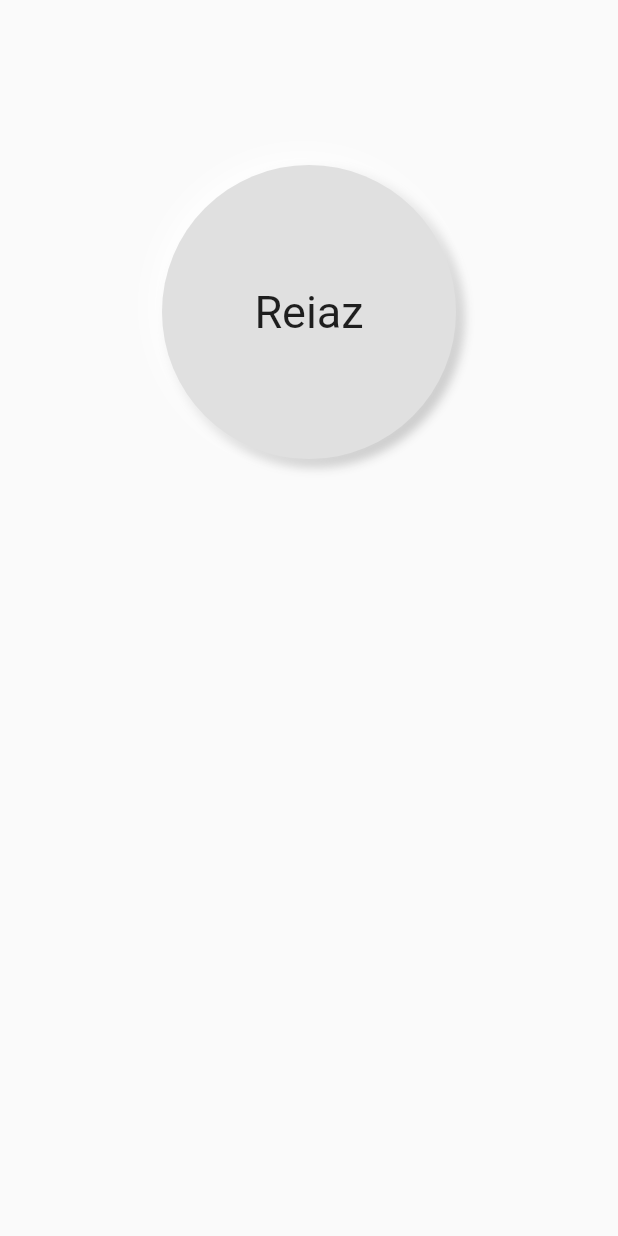
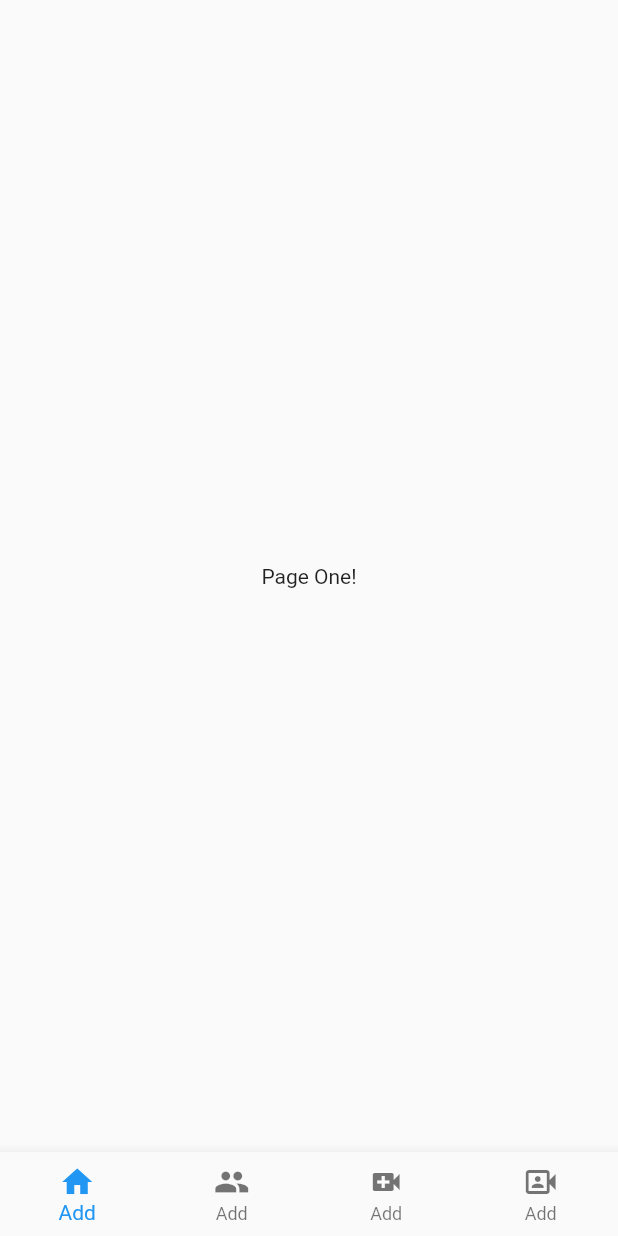
Before and after one commit to mrreiaz/flutter-in-mac, a Flutter app: the screen it shows after launch, on a phone screen of 412 x 824 dp. Run offline on Flutter 3.47's test engine with Material 2 defaults, Android fonts, the light colour scheme and no system bars.

Commit message:
BOTTOM NAV BAR and pages

```diff
--- a/lib/main.dart
+++ b/lib/main.dart
@@ -1,51 +1,52 @@
 import 'package:flutter/material.dart';
+import 'package:flutterinmac/page_1.dart';
+import 'package:flutterinmac/page_2.dart';
+import 'package:flutterinmac/page_3.dart';
+import 'package:flutterinmac/page_4.dart';
 
 void main() {
   runApp(const MyApp());
 }
 
-class MyApp extends StatelessWidget {
+class MyApp extends StatefulWidget {
   const MyApp({super.key});
+
+  @override
+  State<MyApp> createState() => _MyAppState();
+}
+
+class _MyAppState extends State<MyApp> {
+  int _selectedindex = 0;
+
+  void _changePages(int index) {
+    setState(() {
+      _selectedindex = index;
+    });
+  }
+
+  final List _pages = [
+    Page1(),
+    Page2(),
+    Page3(),
+    Page4(),
+  ];
 
   @override
   Widget build(BuildContext context) {
     return MaterialApp(
       home: Scaffold(
-        body: SafeArea(
-          child: Padding(
-            padding: const EdgeInsets.all(108.0),
-            child: Container(
-              child: Center(
-                child: Text(
-                  'Reiaz',
-                  style: TextStyle(
-                    fontSize: 30,
-                  ),
-                ),
-              ),
-              height: 200,
-              width: 200,
-              decoration: BoxDecoration(
-                color: Colors.grey[300],
-                shape: BoxShape.circle,
-                //borderRadius: BorderRadius.circular(30),
-                boxShadow: [
-                  BoxShadow(
-                    color: Colors.grey.shade400,
-                    offset: const Offset(4.0, 4.0),
-                    blurRadius: 5.0,
-                    spreadRadius: 1.0,
-                  ),
-                  const BoxShadow(
-                    color: Colors.white,
-                    offset: Offset(-4.0, -4.0),
-                    blurRadius: 15.0,
-                    spreadRadius: 1.0,
-                  ),
-                ],
-              ),
-            ),
-          ),
+        body: _pages[_selectedindex],
+        bottomNavigationBar: BottomNavigationBar(
+          currentIndex: _selectedindex,
+          onTap: _changePages,
+          type: BottomNavigationBarType.fixed,
+          items: [
+            BottomNavigationBarItem(icon: Icon(Icons.home), label: "Add"),
+            BottomNavigationBarItem(icon: Icon(Icons.people), label: "Add"),
+            BottomNavigationBarItem(icon: Icon(Icons.video_call), label: "Add"),
+            BottomNavigationBarItem(
+                icon: Icon(Icons.photo_camera_front), label: "Add"),
+          ],
         ),
       ),
     );
--- /dev/null
+++ b/lib/page_1.dart
@@ -0,0 +1,12 @@
+import 'package:flutter/material.dart';
+
+class Page1 extends StatelessWidget {
+  @override
+  Widget build(BuildContext context) {
+    return Container(
+      child: Center(
+        child: Text('Page One!'),
+      ),
+    );
+  }
+}
```
Also changed, not shown: lib/page_2.dart (added, +12 -0 lines), lib/page_3.dart (added, +12 -0 lines), lib/page_4.dart (added, +12 -0 lines).
